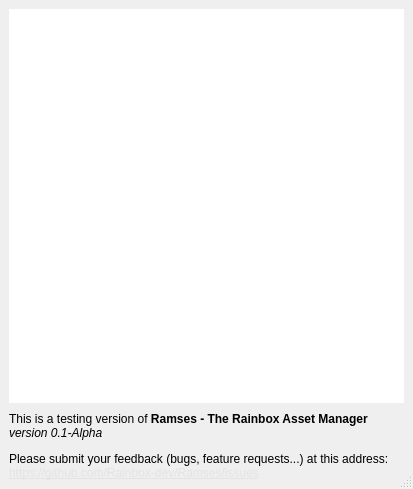
RxLaboratory/Ramses, file Ramses/helpdialog.ui: the form before one commit.
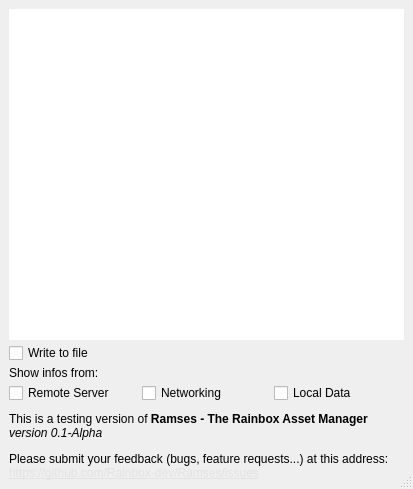
The form after the commit. The open tabs and pages were chosen to show the change. Icons and pictures are not drawn.

Commit message: debug options

Patch:
```diff
--- a/Ramses/helpdialog.ui
+++ b/Ramses/helpdialog.ui
@@ -172,7 +172,7 @@
      <widget class="QWidget" name="page_2">
       <layout class="QVBoxLayout" name="verticalLayout">
        <property name="spacing">
-        <number>0</number>
+        <number>3</number>
        </property>
        <property name="leftMargin">
         <number>0</number>
@@ -196,6 +196,51 @@
          </property>
         </widget>
        </item>
+       <item>
+        <widget class="QCheckBox" name="fileDebugButton">
+         <property name="text">
+          <string>Write to file</string>
+         </property>
+        </widget>
+       </item>
+       <item>
+        <widget class="QLabel" name="label">
+         <property name="text">
+          <string>Show infos from:</string>
+         </property>
+        </widget>
+       </item>
+       <item>
+        <layout class="QHBoxLayout" name="horizontalLayout">
+         <property name="spacing">
+          <number>3</number>
+         </property>
+         <property name="bottomMargin">
+          <number>0</number>
+         </property>
+         <item>
+          <widget class="QCheckBox" name="remoteDebugButton">
+           <property name="text">
+            <string>Remote Server</string>
+           </property>
+          </widget>
+         </item>
+         <item>
+          <widget class="QCheckBox" name="networkDebugButton">
+           <property name="text">
+            <string>Networking</string>
+           </property>
+          </widget>
+         </item>
+         <item>
+          <widget class="QCheckBox" name="localDebugButton">
+           <property name="text">
+            <string>Local Data</string>
+           </property>
+          </widget>
+         </item>
+        </layout>
+       </item>
       </layout>
      </widget>
      <widget class="QWidget" name="page_3">
```
Left out of the diff: 2 changed lines with no effect on the pictures.
